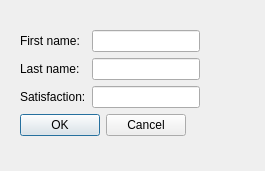
Before: the Qt Designer form editdialog.ui in Hasuuka/CustomerSatisfaction, drawn with Qt 5.
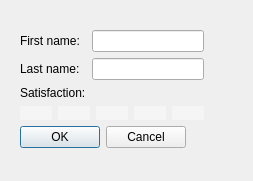
After: the same form once the commit is applied. Icons and pictures are not drawn.

Commit message: icon buttons set

The edit to the form file:
```diff
--- a/editdialog.ui
+++ b/editdialog.ui
@@ -6,8 +6,8 @@
    <rect>
     <x>0</x>
     <y>0</y>
-    <width>265</width>
-    <height>171</height>
+    <width>253</width>
+    <height>181</height>
    </rect>
   </property>
   <property name="windowTitle">
@@ -18,8 +18,8 @@
     <rect>
      <x>20</x>
      <y>30</y>
-     <width>217</width>
-     <height>118</height>
+     <width>211</width>
+     <height>141</height>
     </rect>
    </property>
    <layout class="QFormLayout" name="formLayout_2">
@@ -52,8 +52,76 @@
         </property>
        </widget>
       </item>
+      <item row="3" column="0" colspan="2">
+       <layout class="QHBoxLayout" name="horizontalLayout">
+        <item>
+         <widget class="QPushButton" name="happyButton">
+          <property name="styleSheet">
+           <string notr="true">qproperty-icon: url(:/happy.png);
+border:none;
+background-color:rgba(255, 255, 255,100);</string>
+          </property>
+          <property name="text">
+           <string/>
+          </property>
+         </widget>
+        </item>
+        <item>
+         <widget class="QPushButton" name="happinessButton">
+          <property name="styleSheet">
+           <string notr="true">qproperty-icon: url(:/happiness.png);
+border:none;
+background-color:rgba(255, 255, 255,100);</string>
+          </property>
+          <property name="text">
+           <string/>
+          </property>
+         </widget>
+        </item>
+        <item>
+         <widget class="QPushButton" name="neutralButton">
+          <property name="styleSheet">
+           <string notr="true">qproperty-icon: url(:/neutral.png);
+border:none;
+background-color:rgba(255, 255, 255,100);</string>
+          </property>
+          <property name="text">
+           <string/>
+          </property>
+         </widget>
+        </item>
+        <item>
+         <widget class="QPushButton" name="sadButton">
+          <property name="styleSheet">
+           <string notr="true">qproperty-icon: url(:/sad.png);
+border:none;
+background-color:rgba(255, 255, 255,100);</string>
+          </property>
+          <property name="text">
+           <string/>
+          </property>
+         </widget>
+        </item>
+        <item>
+         <widget class="QPushButton" name="cryingButton">
+          <property name="styleSheet">
+           <string notr="true">qproperty-icon: url(:/crying.png);
+border:none;
+background-color:rgba(255, 255, 255,100);</string>
+          </property>
+          <property name="text">
+           <string/>
+          </property>
+         </widget>
+        </item>
+       </layout>
+      </item>
       <item row="2" column="1">
-       <widget class="QLineEdit" name="satisfactionEdit"/>
+       <widget class="QLabel" name="satisfactionEdit">
+        <property name="text">
+         <string/>
+        </property>
+       </widget>
       </item>
      </layout>
     </item>
```
Left out of the diff: 22 changed lines with no effect on the pictures. The commit also changes 15 other files.
